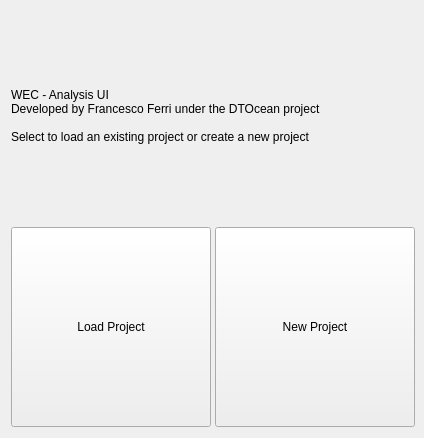
The window that packages/dtocean-hydrodynamics/src/dtocean_wec/designer/load_new.ui (DTOcean/dtocean) describes before a commit, drawn with Qt 5.
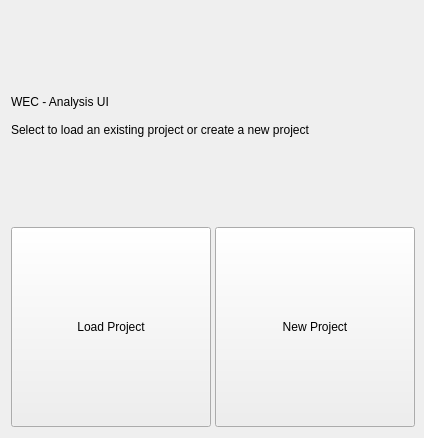
The same window after the commit.

Commit message: Remove personal identifier

What changed in the file:
```diff
--- a/packages/dtocean-hydrodynamics/src/dtocean_wec/designer/load_new.ui
+++ b/packages/dtocean-hydrodynamics/src/dtocean_wec/designer/load_new.ui
@@ -74,7 +74,6 @@
     <widget class="QLabel" name="label">
      <property name="text">
       <string>WEC - Analysis UI
-Developed by Francesco Ferri under the DTOcean project 
 
 Select to load an existing project or create a new project </string>
      </property>
```
